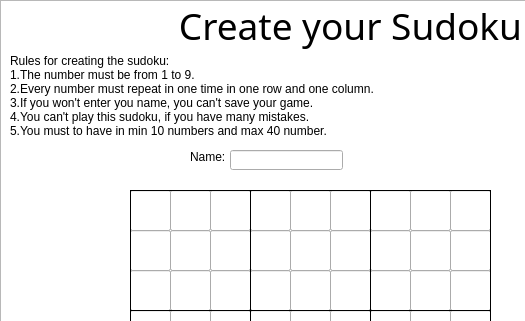
First picture: the form in createsudokudialog.ui, repository valent2004/MySudoku, before the edit; both pictures show x 0 to 525 and y 0 to 321 of the 700 by 602 pixel window.
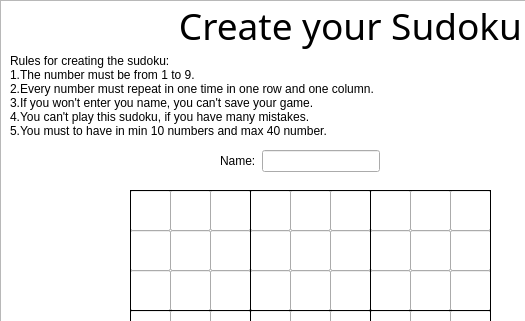
Second picture: the form after the edit.

```diff
--- a/createsudokudialog.ui
+++ b/createsudokudialog.ui
@@ -72,29 +72,6 @@
     <set>Qt::AlignLeading|Qt::AlignLeft|Qt::AlignVCenter</set>
    </property>
   </widget>
-  <widget class="QLabel" name="label_3">
-   <property name="geometry">
-    <rect>
-     <x>190</x>
-     <y>150</y>
-     <width>47</width>
-     <height>13</height>
-    </rect>
-   </property>
-   <property name="text">
-    <string>Name:</string>
-   </property>
-  </widget>
-  <widget class="QLineEdit" name="lineEdit">
-   <property name="geometry">
-    <rect>
-     <x>230</x>
-     <y>150</y>
-     <width>113</width>
-     <height>20</height>
-    </rect>
-   </property>
-  </widget>
   <widget class="QPushButton" name="savePB">
    <property name="geometry">
     <rect>
@@ -2449,6 +2426,28 @@
     <enum>Qt::Vertical</enum>
    </property>
   </widget>
+  <widget class="QWidget" name="">
+   <property name="geometry">
+    <rect>
+     <x>220</x>
+     <y>150</y>
+     <width>160</width>
+     <height>22</height>
+    </rect>
+   </property>
+   <layout class="QHBoxLayout" name="horizontalLayout">
+    <item>
+     <widget class="QLabel" name="label_3">
+      <property name="text">
+       <string>Name:</string>
+      </property>
+     </widget>
+    </item>
+    <item>
+     <widget class="QLineEdit" name="lineEdit"/>
+    </item>
+   </layout>
+  </widget>
  </widget>
  <tabstops>
   <tabstop>lineEdit</tabstop>
```
